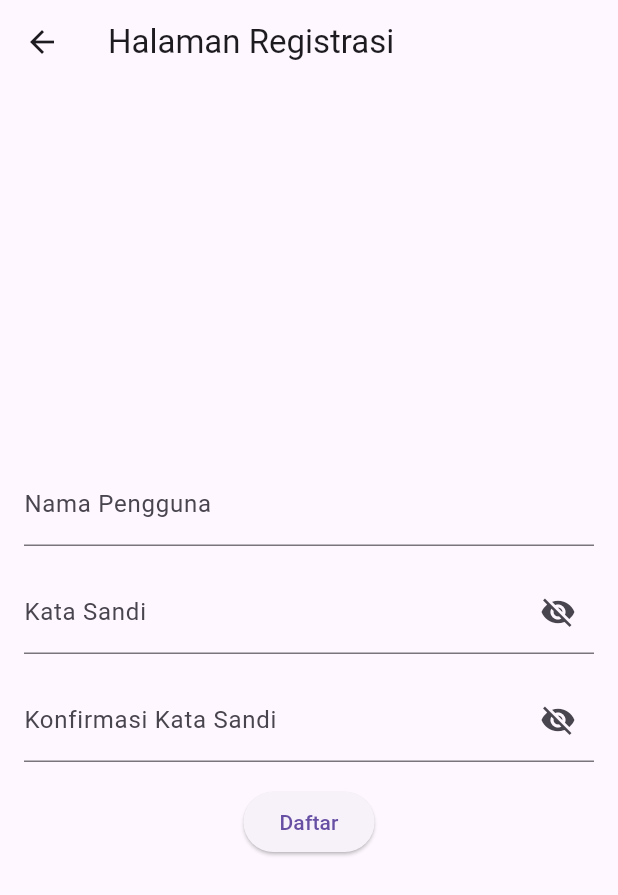
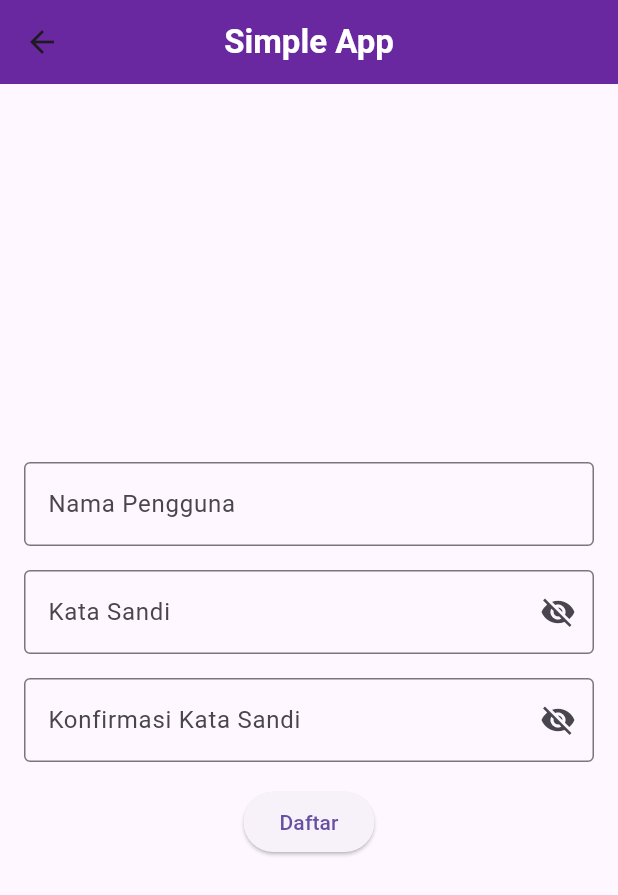
Before and after one commit to abeaar/Mobile-App, a Flutter app: the screen it shows after launch, after a tap on "Masuk", after a tap on "Belum punya akun? Daftar di sini", on a phone screen of 412 x 824 dp. Shown: the top 895 px of the screen. Run offline on Flutter 3.47's test engine with Material 3 defaults, Android fonts, the phone set to English and light mode, and no system bars.

Commit message:
Update Ui

```diff
--- a/lib/home.dart
+++ b/lib/home.dart
@@ -9,7 +9,8 @@ class HomePage extends StatelessWidget {
   Widget build(BuildContext context) {
     return Scaffold(
       appBar: AppBar(
-        title: Text('Halaman Utama - $username'), // Tambahkan nama user di header
+        title:
+            Text('Halaman Utama - $username'), // Tambahkan nama user di header
         actions: [
           IconButton(
             icon: const Icon(Icons.exit_to_app),
--- a/lib/login.dart
+++ b/lib/login.dart
@@ -39,7 +39,7 @@ class _LoginPageState extends State<LoginPage> {
           const SnackBar(content: Text('Login berhasil!')),
         );
 
-        // ✅ Navigasi ke halaman home dengan username sebagai argumen
+        // Navigasi ke halaman home dengan username sebagai argumen
         Navigator.pushReplacementNamed(context, '/home',
             arguments: inputUsername);
       } else {
@@ -54,7 +54,13 @@ class _LoginPageState extends State<LoginPage> {
   @override
   Widget build(BuildContext context) {
     return Scaffold(
-      appBar: AppBar(title: const Text('Halaman Login')),
+      appBar: AppBar(
+          backgroundColor: const Color.fromARGB(255, 106, 40, 160),
+          title: const Text(
+            'Simple App',
+            style: TextStyle(color: Colors.white, fontWeight: FontWeight.bold),
+          ),
+          centerTitle: true),
       body: Padding(
         padding: const EdgeInsets.all(16.0),
         child: Form(
@@ -62,9 +68,18 @@ class _LoginPageState extends State<LoginPage> {
           child: Column(
             mainAxisAlignment: MainAxisAlignment.center,
             children: <Widget>[
+              CircleAvatar(
+                backgroundImage: AssetImage(
+                    'assets/images/person1.jpg'), // Gambar dari assets
+                radius: 100, // Ukuran lingkaran
+              ),
+              SizedBox(height: 60.0),
               TextFormField(
                 controller: _usernameController,
-                decoration: const InputDecoration(labelText: 'Nama Pengguna'),
+                decoration: const InputDecoration(
+                  labelText: 'Nama Pengguna',
+                  border: OutlineInputBorder(),
+                ),
                 textInputAction: TextInputAction.next,
                 validator: (value) {
                   if (value == null || value.trim().isEmpty) {
@@ -78,6 +93,7 @@ class _LoginPageState extends State<LoginPage> {
                 controller: _passwordController,
                 decoration: InputDecoration(
                   labelText: 'Kata Sandi',
+                  border: const OutlineInputBorder(),
                   suffixIcon: IconButton(
                     icon: Icon(_isPasswordVisible
                         ? Icons.visibility
--- a/lib/main.dart
+++ b/lib/main.dart
@@ -14,7 +14,7 @@ class MyApp extends StatelessWidget {
   @override
   Widget build(BuildContext context) {
     return MaterialApp(
-      title: 'Aplikasi Login',
+      title: 'Tugas 1 TPM',
       theme: ThemeData(
         primarySwatch: Colors.blue,
       ),
--- a/lib/registrasi.dart
+++ b/lib/registrasi.dart
@@ -44,7 +44,13 @@ class _RegisterPageState extends State<RegisterPage> {
   @override
   Widget build(BuildContext context) {
     return Scaffold(
-      appBar: AppBar(title: const Text('Halaman Registrasi')),
+      appBar: AppBar(
+          backgroundColor: const Color.fromARGB(255, 106, 40, 160),
+          title: const Text(
+            'Simple App',
+            style: TextStyle(color: Colors.white, fontWeight: FontWeight.bold),
+          ),
+          centerTitle: true),
       body: Padding(
         padding: const EdgeInsets.all(16.0),
         child: Form(
@@ -54,7 +60,8 @@ class _RegisterPageState extends State<RegisterPage> {
             children: <Widget>[
               TextFormField(
                 controller: _usernameController,
-                decoration: const InputDecoration(labelText: 'Nama Pengguna'),
+                decoration: const InputDecoration(
+                    labelText: 'Nama Pengguna', border: OutlineInputBorder()),
                 textInputAction: TextInputAction.next,
                 validator: (value) {
                   if (value == null || value.trim().isEmpty) {
@@ -68,6 +75,7 @@ class _RegisterPageState extends State<RegisterPage> {
                 controller: _passwordController,
                 decoration: InputDecoration(
                   labelText: 'Kata Sandi',
+                  border: const OutlineInputBorder(),
                   suffixIcon: IconButton(
                     icon: Icon(_isPasswordVisible
                         ? Icons.visibility
@@ -84,8 +92,8 @@ class _RegisterPageState extends State<RegisterPage> {
                 validator: (value) {
                   if (value == null || value.trim().isEmpty) {
                     return 'Harap masukkan kata sandi';
-                  } else if (value.length < 6) {
-                    return 'Kata sandi minimal 6 karakter';
+                  } else if (value.length < 6 && value.length > 10) {
+                    return 'Kata sandi minimal 6 karakter dan maksimal 10 karakter';
                   }
                   return null;
                 },
@@ -95,6 +103,7 @@ class _RegisterPageState extends State<RegisterPage> {
                 controller: _confirmPasswordController,
                 decoration: InputDecoration(
                   labelText: 'Konfirmasi Kata Sandi',
+                  border: const OutlineInputBorder(),
                   suffixIcon: IconButton(
                     icon: Icon(_isConfirmPasswordVisible
                         ? Icons.visibility
--- a/pubspec.yaml
+++ b/pubspec.yaml
@@ -58,7 +58,8 @@ flutter:
   uses-material-design: true
 
   # To add assets to your application, add an assets section, like this:
-  # assets:
+  assets:
+  - assets/images/person1.jpg
   #   - images/a_dot_burr.jpeg
   #   - images/a_dot_ham.jpeg
 
```
Also changed, not shown: assets/images/person.jpeg (added), assets/images/person1.jpg (added).
